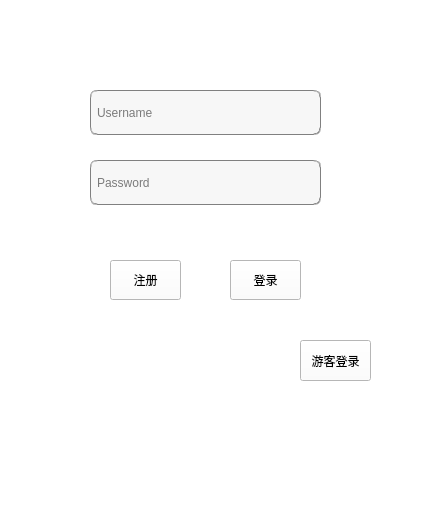
Nahjs/Bejeweled, file login.ui: the form before one commit.
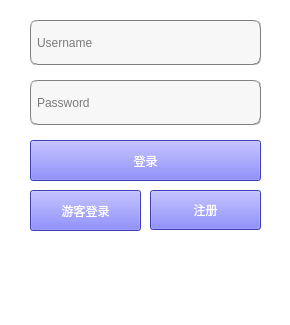
The form after the commit. Icons and pictures are not drawn.

Commit message: 登录界面ui的修改

```diff
--- a/login.ui
+++ b/login.ui
@@ -6,8 +6,8 @@
    <rect>
     <x>0</x>
     <y>0</y>
-    <width>424</width>
-    <height>520</height>
+    <width>290</width>
+    <height>325</height>
    </rect>
   </property>
   <property name="windowTitle">
@@ -26,8 +26,8 @@
    <widget class="QLineEdit" name="lineEdit_username">
     <property name="geometry">
      <rect>
-      <x>90</x>
-      <y>90</y>
+      <x>30</x>
+      <y>20</y>
       <width>231</width>
       <height>45</height>
      </rect>
@@ -51,8 +51,8 @@
    <widget class="QLineEdit" name="lineEdit_password">
     <property name="geometry">
      <rect>
-      <x>90</x>
-      <y>160</y>
+      <x>30</x>
+      <y>80</y>
       <width>231</width>
       <height>45</height>
      </rect>
@@ -79,10 +79,10 @@
    <widget class="QPushButton" name="btn_signin">
     <property name="geometry">
      <rect>
-      <x>230</x>
-      <y>260</y>
-      <width>71</width>
-      <height>40</height>
+      <x>30</x>
+      <y>140</y>
+      <width>231</width>
+      <height>41</height>
      </rect>
     </property>
     <property name="minimumSize">
@@ -92,7 +92,8 @@
      </size>
     </property>
     <property name="styleSheet">
-     <string notr="true"/>
+     <string notr="true">background-color: rgb(85, 85, 255);
+color: rgb(255, 255, 255);</string>
     </property>
     <property name="text">
      <string>登录</string>
@@ -101,9 +102,9 @@
    <widget class="QPushButton" name="btn_signup">
     <property name="geometry">
      <rect>
-      <x>110</x>
-      <y>260</y>
-      <width>71</width>
+      <x>150</x>
+      <y>190</y>
+      <width>111</width>
       <height>40</height>
      </rect>
     </property>
@@ -114,7 +115,8 @@
      </size>
     </property>
     <property name="styleSheet">
-     <string notr="true"/>
+     <string notr="true">background-color: rgb(85, 85, 255);
+color: rgb(255, 255, 255);</string>
     </property>
     <property name="text">
      <string>注册</string>
@@ -123,10 +125,10 @@
    <widget class="QLabel" name="label_guestTip">
     <property name="geometry">
      <rect>
-      <x>70</x>
-      <y>340</y>
-      <width>191</width>
-      <height>111</height>
+      <x>30</x>
+      <y>240</y>
+      <width>231</width>
+      <height>71</height>
      </rect>
     </property>
     <property name="alignment">
@@ -136,12 +138,16 @@
    <widget class="QPushButton" name="btn_guest">
     <property name="geometry">
      <rect>
-      <x>300</x>
-      <y>340</y>
-      <width>71</width>
+      <x>30</x>
+      <y>190</y>
+      <width>111</width>
       <height>41</height>
      </rect>
     </property>
+    <property name="styleSheet">
+     <string notr="true">background-color: rgb(85, 85, 255);
+color: rgb(255, 255, 255);</string>
+    </property>
     <property name="text">
      <string>游客登录</string>
     </property>
```
